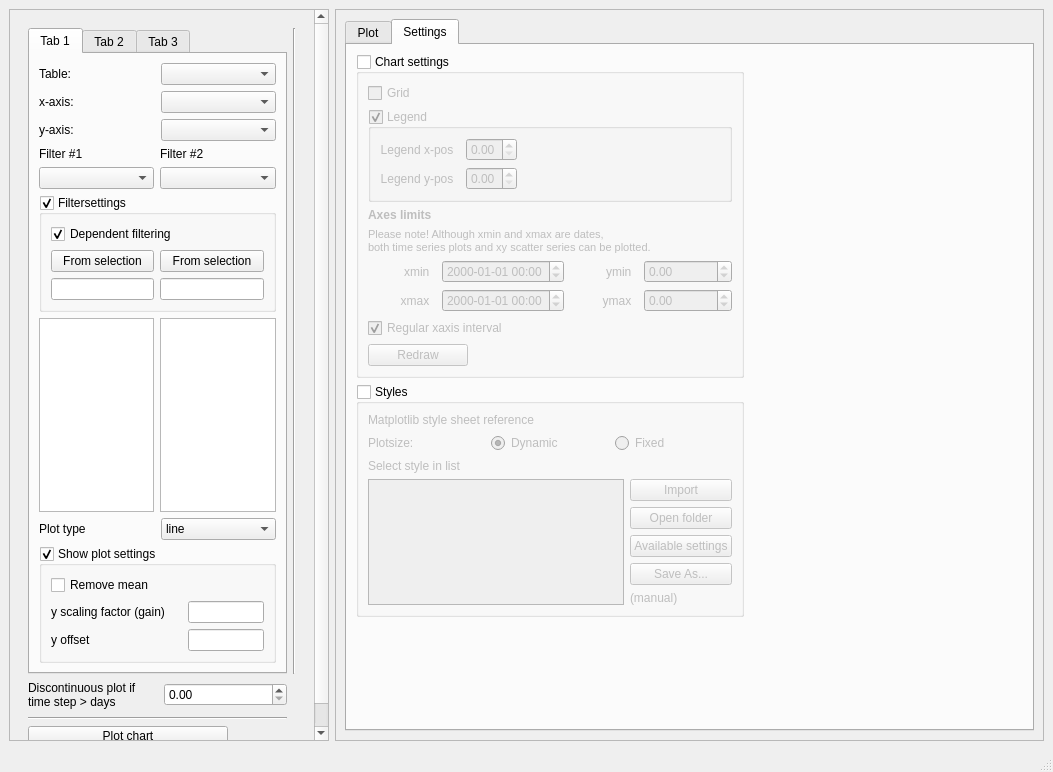
jkall/qgis-midvatten-plugin, file ui/customplotdialog.ui: the form before one commit.
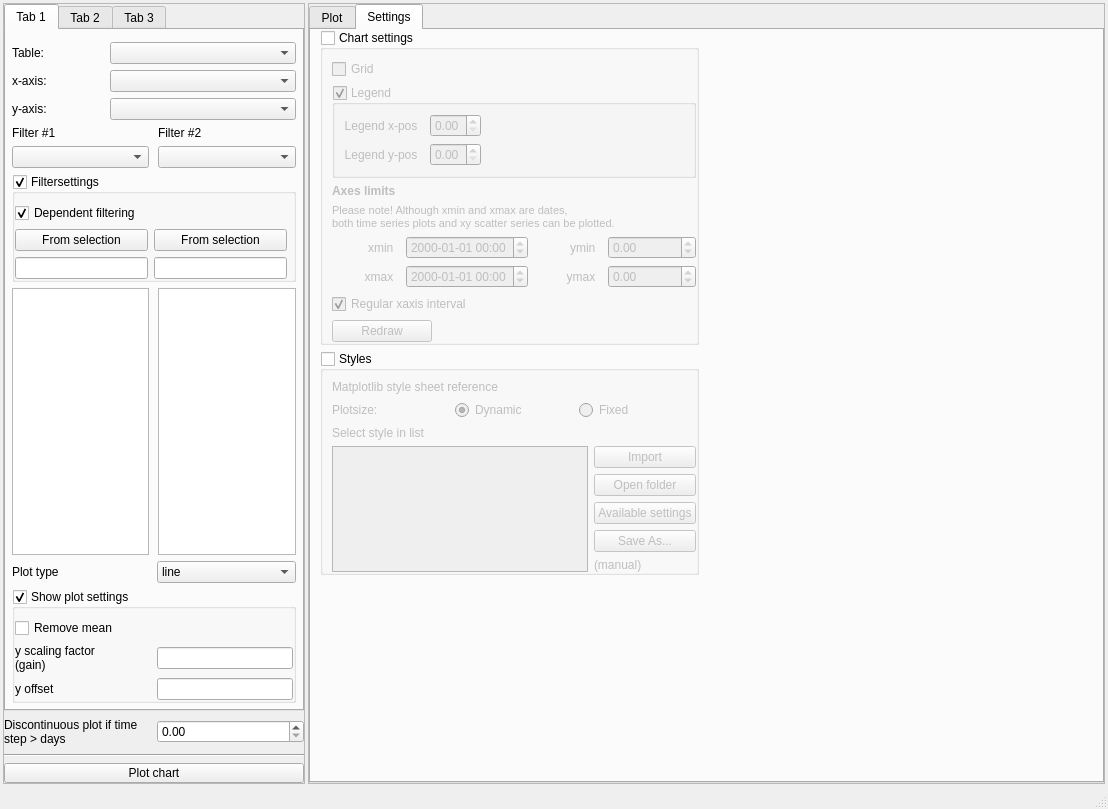
The form after the commit. The open tabs and pages were chosen to show the change.

Commit message: - Sectionplot: Fixed margins.         - CustomPlot: Fixed margins.         - List of values from selected features: Fixed margins.

The edit to the form file:
```diff
--- a/ui/customplotdialog.ui
+++ b/ui/customplotdialog.ui
@@ -6,8 +6,8 @@
    <rect>
     <x>0</x>
     <y>0</y>
-    <width>1053</width>
-    <height>772</height>
+    <width>1108</width>
+    <height>809</height>
    </rect>
   </property>
   <property name="windowTitle">
@@ -15,6 +15,21 @@
   </property>
   <widget class="QWidget" name="centralwidget">
    <layout class="QGridLayout" name="gridLayout">
+    <property name="leftMargin">
+     <number>3</number>
+    </property>
+    <property name="topMargin">
+     <number>3</number>
+    </property>
+    <property name="rightMargin">
+     <number>3</number>
+    </property>
+    <property name="bottomMargin">
+     <number>3</number>
+    </property>
+    <property name="horizontalSpacing">
+     <number>3</number>
+    </property>
     <item row="0" column="1">
      <widget class="QScrollArea" name="plot_scrollArea">
       <property name="verticalScrollBarPolicy">
@@ -28,8 +43,8 @@
         <rect>
          <x>0</x>
          <y>0</y>
-         <width>694</width>
-         <height>711</height>
+         <width>747</width>
+         <height>861</height>
         </rect>
        </property>
        <property name="sizePolicy">
@@ -39,6 +54,18 @@
         </sizepolicy>
        </property>
        <layout class="QVBoxLayout" name="verticalLayout_4">
+        <property name="leftMargin">
+         <number>0</number>
+        </property>
+        <property name="topMargin">
+         <number>0</number>
+        </property>
+        <property name="rightMargin">
+         <number>0</number>
+        </property>
+        <property name="bottomMargin">
+         <number>0</number>
+        </property>
         <item>
          <widget class="QTabWidget" name="plot_tabwidget">
           <property name="sizePolicy">
@@ -95,8 +122,29 @@
             <string>Settings</string>
            </attribute>
            <layout class="QGridLayout" name="gridLayout_6">
+            <property name="leftMargin">
+             <number>0</number>
+            </property>
+            <property name="topMargin">
+             <number>0</number>
+            </property>
+            <property name="rightMargin">
+             <number>0</number>
+            </property>
+            <property name="bottomMargin">
+             <number>0</number>
+            </property>
             <item row="0" column="0">
              <layout class="QVBoxLayout" name="verticalLayout_7">
+              <property name="leftMargin">
+               <number>9</number>
+              </property>
+              <property name="rightMargin">
+               <number>9</number>
+              </property>
+              <property name="bottomMargin">
+               <number>9</number>
+              </property>
               <item>
                <widget class="QGroupBox" name="chart_settings">
                 <property name="sizePolicy">
@@ -118,6 +166,18 @@
                  <bool>false</bool>
                 </property>
                 <layout class="QVBoxLayout" name="verticalLayout">
+                 <property name="leftMargin">
+                  <number>9</number>
+                 </property>
+                 <property name="topMargin">
+                  <number>9</number>
+                 </property>
+                 <property name="rightMargin">
+                  <number>0</number>
+                 </property>
+                 <property name="bottomMargin">
+                  <number>0</number>
+                 </property>
                  <item>
                   <layout class="QVBoxLayout" name="verticalLayout_6">
                    <item>
@@ -479,6 +539,18 @@
                  <bool>false</bool>
                 </property>
                 <layout class="QVBoxLayout" name="verticalLayout_2">
+                 <property name="leftMargin">
+                  <number>9</number>
+                 </property>
+                 <property name="topMargin">
+                  <number>9</number>
+                 </property>
+                 <property name="rightMargin">
+                  <number>0</number>
+                 </property>
+                 <property name="bottomMargin">
+                  <number>0</number>
+                 </property>
                  <item>
                   <widget class="QLabel" name="matplotlib_style_sheet_reference">
                    <property name="text">
@@ -665,11 +737,26 @@
         <rect>
          <x>0</x>
          <y>0</y>
-         <width>307</width>
-         <height>811</height>
+         <width>308</width>
+         <height>980</height>
         </rect>
        </property>
        <layout class="QVBoxLayout" name="verticalLayout_8">
+        <property name="spacing">
+         <number>9</number>
+        </property>
+        <property name="leftMargin">
+         <number>0</number>
+        </property>
+        <property name="topMargin">
+         <number>0</number>
+        </property>
+        <property name="rightMargin">
+         <number>0</number>
+        </property>
+        <property name="bottomMargin">
+         <number>0</number>
+        </property>
         <item>
          <widget class="QWidget" name="widget" native="true">
           <property name="sizePolicy">
@@ -685,6 +772,18 @@
            </size>
           </property>
           <layout class="QGridLayout" name="gridLayout_5">
+           <property name="leftMargin">
+            <number>0</number>
+           </property>
+           <property name="topMargin">
+            <number>0</number>
+           </property>
+           <property name="rightMargin">
+            <number>0</number>
+           </property>
+           <property name="bottomMargin">
+            <number>0</number>
+           </property>
            <item row="0" column="0">
             <widget class="QTabWidget" name="tabWidget">
              <property name="toolTip">
@@ -704,8 +803,23 @@
                <string>Tab 1</string>
               </attribute>
               <layout class="QGridLayout" name="gridLayout_7">
+               <property name="leftMargin">
+                <number>6</number>
+               </property>
+               <property name="topMargin">
+                <number>6</number>
+               </property>
+               <property name="rightMargin">
+                <number>6</number>
+               </property>
+               <property name="bottomMargin">
+                <number>6</number>
+               </property>
                <item row="0" column="0">
                 <layout class="QGridLayout" name="gridLayout_2">
+                 <property name="topMargin">
+                  <number>6</number>
+                 </property>
                  <item row="0" column="0">
                   <widget class="QLabel" name="table_QLabel">
                    <property name="sizePolicy">
@@ -835,7 +949,7 @@
                  <item row="0" column="1">
                   <widget class="QComboBox" name="table_ComboBox_1">
                    <property name="sizePolicy">
-                    <sizepolicy hsizetype="Preferred" vsizetype="Fixed">
+                    <sizepolicy hsizetype="MinimumExpanding" vsizetype="Fixed">
                      <horstretch>0</horstretch>
                      <verstretch>0</verstretch>
                     </sizepolicy>
@@ -863,6 +977,9 @@
                </item>
                <item row="1" column="0">
                 <layout class="QGridLayout" name="gridLayout_3">
+                 <property name="horizontalSpacing">
+                  <number>9</number>
+                 </property>
                  <item row="0" column="0">
                   <widget class="QLabel" name="Filter1_QLabel">
                    <property name="enabled">
@@ -1055,6 +1172,18 @@
                     <bool>true</bool>
                    </property>
                    <layout class="QGridLayout" name="gridLayout_22">
+                    <property name="leftMargin">
+                     <number>0</number>
+                    </property>
+                    <property name="topMargin">
+                     <number>9</number>
+                    </property>
+                    <property name="rightMargin">
+                     <number>6</number>
+                    </property>
+                    <property name="bottomMargin">
+                     <number>0</number>
+                    </property>
                     <item row="0" column="0" colspan="2">
                      <widget class="QCheckBox" name="dependent_filtering1">
                       <property name="toolTip">
@@ -1185,6 +1314,18 @@
                   <bool>true</bool>
                  </property>
                  <layout class="QGridLayout" name="gridLayout_17">
+                  <property name="leftMargin">
+                   <number>0</number>
+                  </property>
+                  <property name="topMargin">
+                   <number>9</number>
+                  </property>
+                  <property name="rightMargin">
+                   <number>0</number>
+                  </property>
+                  <property name="bottomMargin">
+                   <number>0</number>
+                  </property>
                   <item row="0" column="0">
                    <layout class="QGridLayout" name="gridLayout_16">
                     <item row="0" column="0">
@@ -1212,7 +1353,8 @@
                        <string notr="true"/>
                       </property>
                       <property name="text">
-                       <string>y scaling factor (gain)</string>
+                       <string>y scaling factor
+(gain)</string>
                       </property>
                      </widget>
                     </item>
@@ -2401,27 +2543,11 @@
              </widget>
             </widget>
            </item>
-           <item row="0" column="1">
-            <widget class="Line" name="line">
-             <property name="sizePolicy">
-              <sizepolicy hsizetype="Fixed" vsizetype="Expanding">
-               <horstretch>0</horstretch>
-               <verstretch>0</verstretch>
-              </sizepolicy>
-             </property>
-             <property name="minimumSize">
-              <size>
-               <width>0</width>
-               <height>400</height>
-              </size>
-             </property>
-             <property name="orientation">
-              <enum>Qt::Vertical</enum>
-             </property>
-            </widget>
-           </item>
            <item row="1" column="0">
             <layout class="QHBoxLayout" name="horizontalLayout_3">
+             <property name="rightMargin">
+              <number>0</number>
+             </property>
              <item>
               <widget class="QLabel" name="maxtstep_QLabel">
                <property name="sizePolicy">
@@ -2498,7 +2624,7 @@
            <item row="3" column="0">
             <widget class="QPushButton" name="PlotChart_QPushButton">
              <property name="sizePolicy">
-              <sizepolicy hsizetype="Preferred" vsizetype="Fixed">
+              <sizepolicy hsizetype="MinimumExpanding" vsizetype="Fixed">
                <horstretch>0</horstretch>
                <verstretch>0</verstretch>
               </sizepolicy>
@@ -2511,7 +2637,7 @@
              </property>
              <property name="maximumSize">
               <size>
-               <width>200</width>
+               <width>600</width>
                <height>20</height>
               </size>
              </property>
```
Left out of the diff: 116 changed lines with no effect on the pictures. The commit also changes 3 other files.
